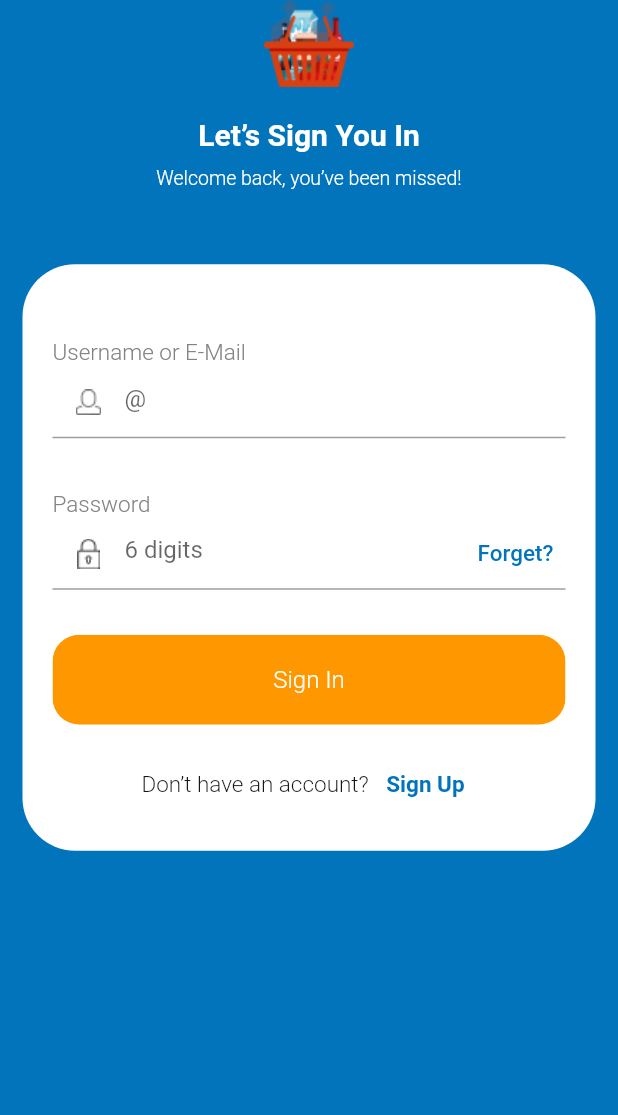
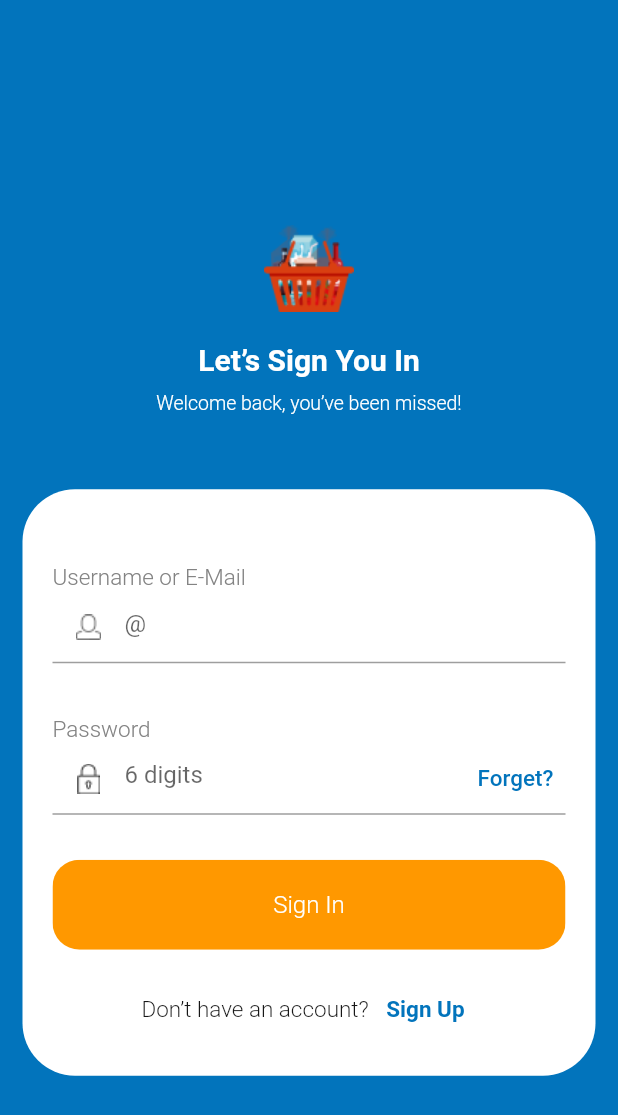
Before and after one commit to ducafecat/flutter_quickstart_learn, a Flutter app: the LoginPage screen opened directly, on a phone screen of 412 x 824 dp. Shown: the top 1115 px of the screen. Run offline on Flutter 3.47's test engine with Material 2 defaults, Android fonts, the phone set to English and light mode, and no system bars.

Commit message:
fix -> fromLTRB

```diff
--- a/lib/pages/login.dart
+++ b/lib/pages/login.dart
@@ -159,7 +159,7 @@ class _LoginPageState extends State<LoginPage> {
   // 主视图
   Widget _buildView() {
     return Container(
-      padding: const EdgeInsets.symmetric(horizontal: 15),
+      padding: const EdgeInsets.fromLTRB(15, 150, 15, 0),
       child: Column(
         mainAxisAlignment: MainAxisAlignment.center,
         children: [
```
